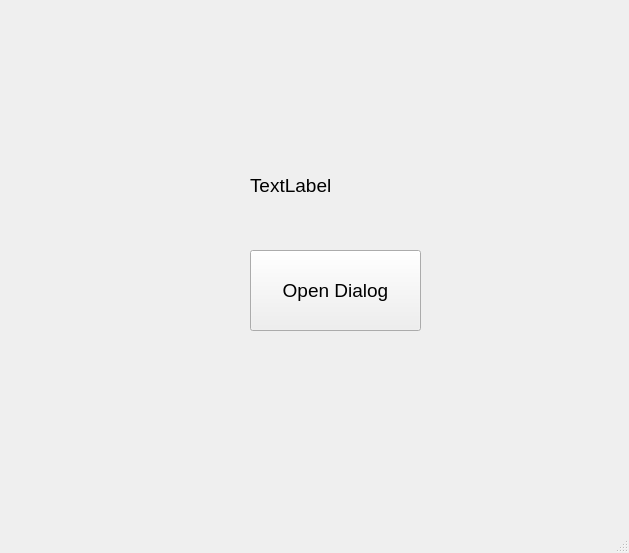
Old version of the form twoForms/mainwindow.ui in the repository jentor67/Qt6Cmake.
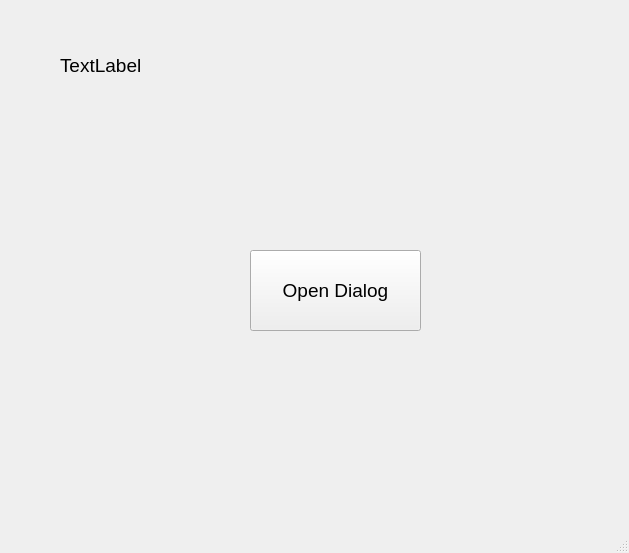
New version of the form.

```diff
--- a/twoForms/mainwindow.ui
+++ b/twoForms/mainwindow.ui
@@ -17,8 +17,8 @@
    <widget class="QLabel" name="label">
     <property name="geometry">
      <rect>
-      <x>250</x>
-      <y>150</y>
+      <x>60</x>
+      <y>30</y>
       <width>201</width>
       <height>71</height>
      </rect>
```
